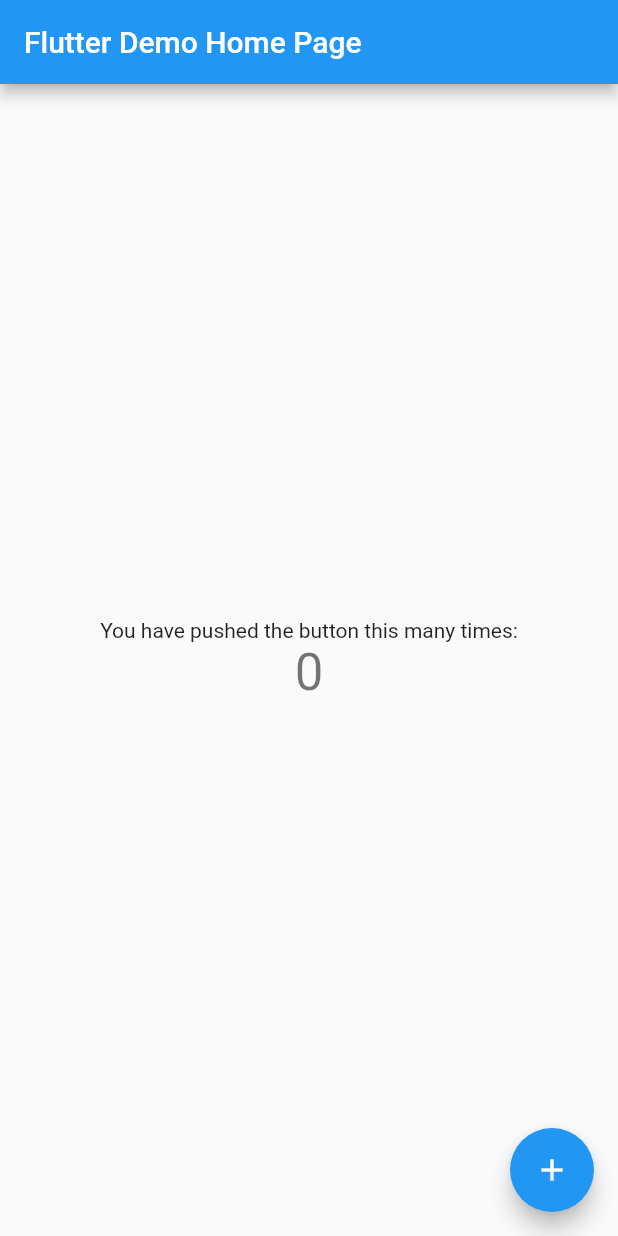
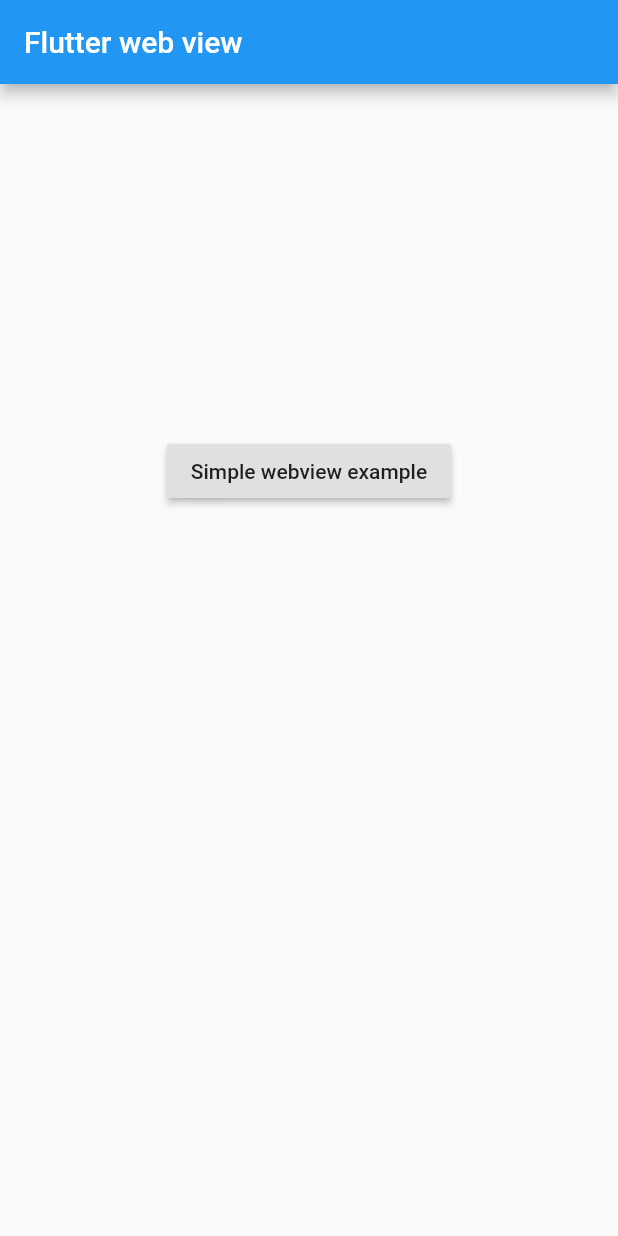
Before and after one commit to ab3masta/flutter_webview, a Flutter app: the screen it shows after launch, on a phone screen of 412 x 824 dp. Run offline on Flutter 3.47's test engine with Material 2 defaults, Android fonts, the phone set to English and light mode, and no system bars; our stand-ins replace webview_flutter.

Commit message:
Simple webview example

```diff
--- /dev/null
+++ b/lib/homePage.dart
@@ -0,0 +1,32 @@
+import 'package:flutter/material.dart';
+import 'package:flutter_webview/simpleExample.dart';
+
+class HomePage extends StatefulWidget {
+  @override
+  _HomePageState createState() => _HomePageState();
+}
+
+class _HomePageState extends State<HomePage> {
+  @override
+  Widget build(BuildContext context) {
+    return Scaffold(
+      appBar: AppBar(
+        title: Text("Flutter web view"),
+      ),
+      body: Center(
+        child: Container(
+            height: 300,
+            child: Column(
+              children: <Widget>[
+                RaisedButton(
+                    onPressed: () {
+                      Navigator.of(context).push(MaterialPageRoute(
+                          builder: (context) => SimpleExample()));
+                    },
+                    child: Text("Simple webview example")),
+              ],
+            )),
+      ),
+    );
+  }
+}
--- a/lib/main.dart
+++ b/lib/main.dart
@@ -1,4 +1,5 @@
 import 'package:flutter/material.dart';
+import 'package:flutter_webview/homePage.dart';
 
 void main() => runApp(MyApp());
 
@@ -9,103 +10,10 @@ class MyApp extends StatelessWidget {
     return MaterialApp(
       title: 'Flutter Demo',
       theme: ThemeData(
-        // This is the theme of your application.
-        //
-        // Try running your application with "flutter run". You'll see the
-        // application has a blue toolbar. Then, without quitting the app, try
-        // changing the primarySwatch below to Colors.green and then invoke
-        // "hot reload" (press "r" in the console where you ran "flutter run",
-        // or simply save your changes to "hot reload" in a Flutter IDE).
-        // Notice that the counter didn't reset back to zero; the application
-        // is not restarted.
         primarySwatch: Colors.blue,
       ),
-      home: MyHomePage(title: 'Flutter Demo Home Page'),
+      home: HomePage(),
+      debugShowCheckedModeBanner: false,
     );
   }
 }
-
-class MyHomePage extends StatefulWidget {
-  MyHomePage({Key key, this.title}) : super(key: key);
-
-  // This widget is the home page of your application. It is stateful, meaning
-  // that it has a State object (defined below) that contains fields that affect
-  // how it looks.
-
-  // This class is the configuration for the state. It holds the values (in this
-  // case the title) provided by the parent (in this case the App widget) and
-  // used by the build method of the State. Fields in a Widget subclass are
-  // always marked "final".
-
-  final String title;
-
-  @override
-  _MyHomePageState createState() => _MyHomePageState();
-}
-
-class _MyHomePageState extends State<MyHomePage> {
-  int _counter = 0;
-
-  void _incrementCounter() {
-    setState(() {
-      // This call to setState tells the Flutter framework that something has
-      // changed in this State, which causes it to rerun the build method below
-      // so that the display can reflect the updated values. If we changed
-      // _counter without calling setState(), then the build method would not be
-      // called again, and so nothing would appear to happen.
-      _counter++;
-    });
-  }
-
-  @override
-  Widget build(BuildContext context) {
-    // This method is rerun every time setState is called, for instance as done
-    // by the _incrementCounter method above.
-    //
-    // The Flutter framework has been optimized to make rerunning build methods
-    // fast, so that you can just rebuild anything that needs updating rather
-    // than having to individually change instances of widgets.
-    return Scaffold(
-      appBar: AppBar(
-        // Here we take the value from the MyHomePage object that was created by
-        // the App.build method, and use it to set our appbar title.
-        title: Text(widget.title),
-      ),
-      body: Center(
-        // Center is a layout widget. It takes a single child and positions it
-        // in the middle of the parent.
-        child: Column(
-          // Column is also a layout widget. It takes a list of children and
-          // arranges them vertically. By default, it sizes itself to fit its
-          // children horizontally, and tries to be as tall as its parent.
-          //
-          // Invoke "debug painting" (press "p" in the console, choose the
-          // "Toggle Debug Paint" action from the Flutter Inspector in Android
-          // Studio, or the "Toggle Debug Paint" command in Visual Studio Code)
-          // to see the wireframe for each widget.
-          //
-          // Column has various properties to control how it sizes itself and
-          // how it positions its children. Here we use mainAxisAlignment to
-          // center the children vertically; the main axis here is the vertical
-          // axis because Columns are vertical (the cross axis would be
-          // horizontal).
-          mainAxisAlignment: MainAxisAlignment.center,
-          children: <Widget>[
-            Text(
-              'You have pushed the button this many times:',
-            ),
-            Text(
-              '$_counter',
-              style: Theme.of(context).textTheme.display1,
-            ),
-          ],
-        ),
-      ),
-      floatingActionButton: FloatingActionButton(
-        onPressed: _incrementCounter,
-        tooltip: 'Increment',
-        child: Icon(Icons.add),
-      ), // This trailing comma makes auto-formatting nicer for build methods.
-    );
-  }
-}
--- a/pubspec.yaml
+++ b/pubspec.yaml
@@ -23,6 +23,7 @@ dependencies:
   # The following adds the Cupertino Icons font to your application.
   # Use with the CupertinoIcons class for iOS style icons.
   cupertino_icons: ^0.1.2
+  webview_flutter: ^0.3.22+1
 
 dev_dependencies:
   flutter_test:
```
Also changed, not shown: lib/simpleExample.dart (added, +43 -0 lines), pubspec.lock.
